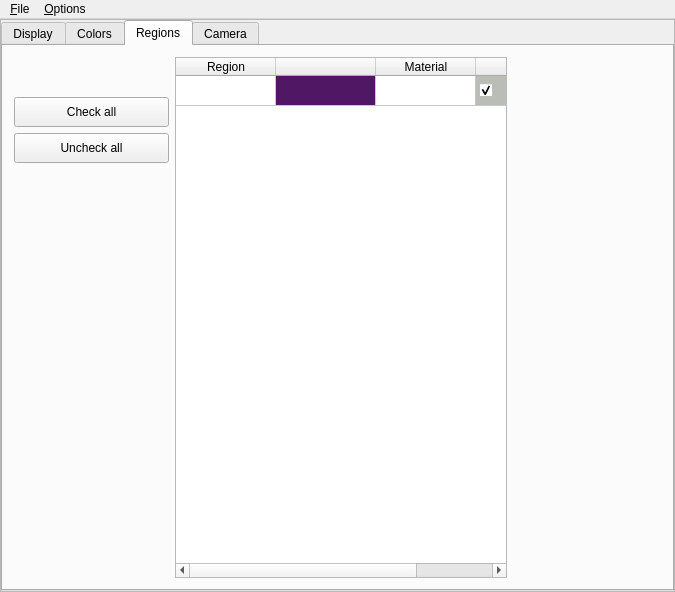
First picture: the form in HEN_HOUSE/egs++/view/viewcontrol.ui, repository nrc-cnrc/EGSnrc, before the edit.
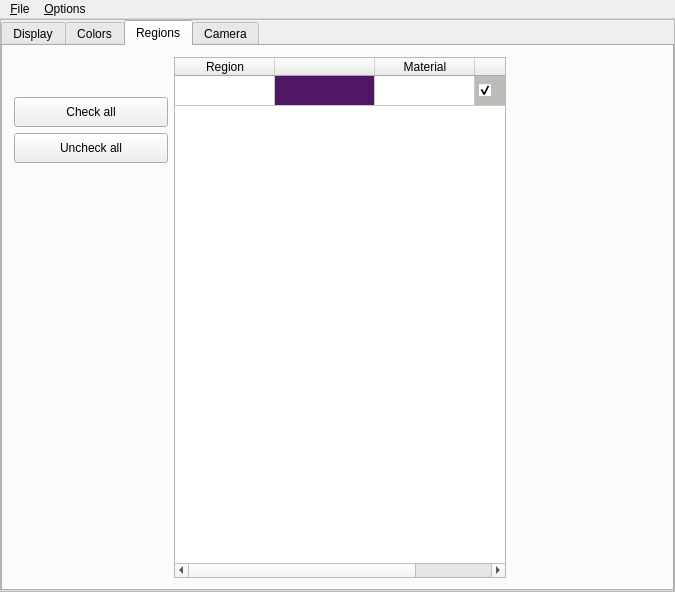
Second picture: the form after the edit. The open tabs and pages were chosen to show the change.

Commit message: Minor egs_view track optimizations

Diff of the .ui file:
```diff
--- a/HEN_HOUSE/egs++/view/viewcontrol.ui
+++ b/HEN_HOUSE/egs++/view/viewcontrol.ui
@@ -700,7 +700,7 @@
                 <item>
                  <widget class="QPushButton" name="regionCheckAllButton">
                   <property name="sizePolicy">
-                   <sizepolicy hsizetype="Expanding" vsizetype="Fixed">
+                   <sizepolicy hsizetype="Preferred" vsizetype="Fixed">
                     <horstretch>0</horstretch>
                     <verstretch>0</verstretch>
                    </sizepolicy>
@@ -719,7 +719,7 @@
                 <item>
                  <widget class="QPushButton" name="regionUncheckAllButton">
                   <property name="sizePolicy">
-                   <sizepolicy hsizetype="Expanding" vsizetype="Fixed">
+                   <sizepolicy hsizetype="Preferred" vsizetype="Fixed">
                     <horstretch>0</horstretch>
                     <verstretch>0</verstretch>
                    </sizepolicy>
@@ -740,9 +740,12 @@
                   <property name="orientation">
                    <enum>Qt::Horizontal</enum>
                   </property>
+                  <property name="sizeType">
+                   <enum>QSizePolicy::Preferred</enum>
+                  </property>
                   <property name="sizeHint" stdset="0">
                    <size>
-                    <width>40</width>
+                    <width>200</width>
                     <height>20</height>
                    </size>
                   </property>
@@ -870,9 +873,12 @@
                 <property name="orientation">
                  <enum>Qt::Horizontal</enum>
                 </property>
+                <property name="sizeType">
+                 <enum>QSizePolicy::Preferred</enum>
+                </property>
                 <property name="sizeHint" stdset="0">
                  <size>
-                  <width>40</width>
+                  <width>200</width>
                   <height>20</height>
                  </size>
                 </property>
```
The commit also changes 1 other file.
